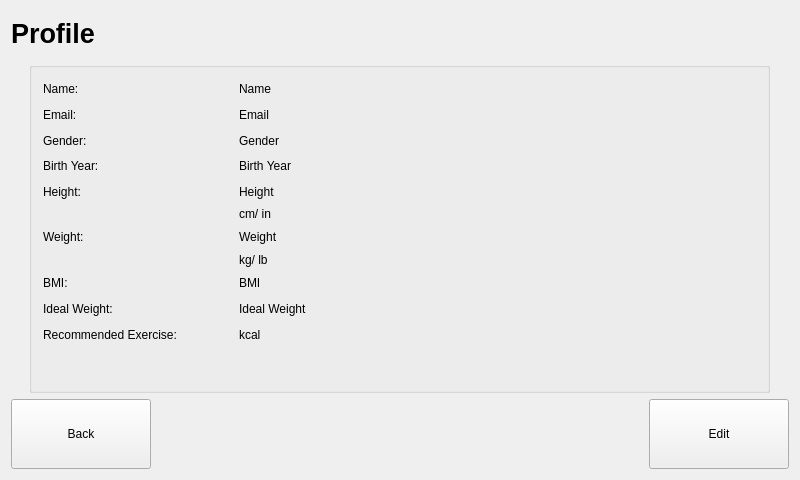
Qt form v3/qt/profile/profile.ui (twschung/IoT-Smart-Scale) before a commit.
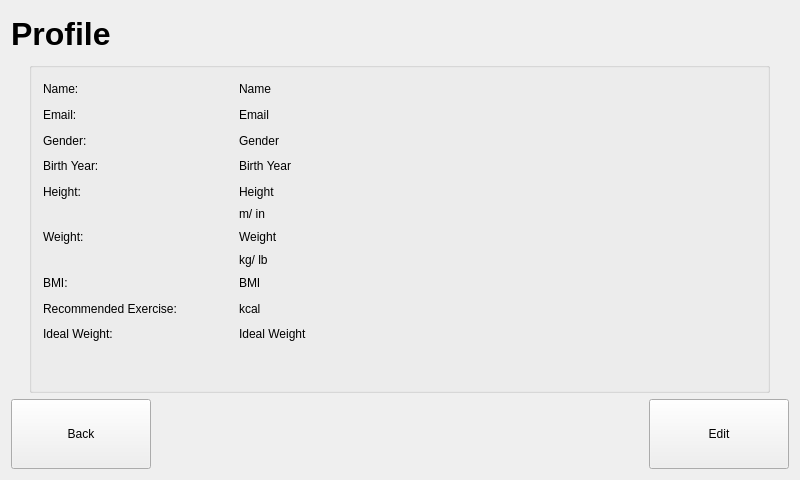
The same form after that commit.

Patch:
```diff
--- a/v3/qt/profile/profile.ui
+++ b/v3/qt/profile/profile.ui
@@ -18,8 +18,7 @@
     <widget class="QLabel" name="lbl_title">
      <property name="font">
       <font>
-       <family>Arial</family>
-       <pointsize>20</pointsize>
+       <pointsize>24</pointsize>
        <weight>75</weight>
        <bold>true</bold>
       </font>
@@ -247,13 +246,8 @@
       </item>
       <item row="5" column="1">
        <widget class="QLabel" name="lbl_heightUnits">
-        <property name="font">
-         <font>
-          <family>Arial</family>
-         </font>
-        </property>
         <property name="text">
-         <string>cm/ in</string>
+         <string>m/ in</string>
         </property>
        </widget>
       </item>
@@ -335,7 +329,20 @@
         </property>
        </widget>
       </item>
-      <item row="9" column="0">
+      <item row="9" column="1">
+       <widget class="QLabel" name="lbl_exerciseVal">
+        <property name="minimumSize">
+         <size>
+          <width>513</width>
+          <height>19</height>
+         </size>
+        </property>
+        <property name="text">
+         <string>kcal</string>
+        </property>
+       </widget>
+      </item>
+      <item row="10" column="0">
        <widget class="QLabel" name="lbl_idealWeight">
         <property name="minimumSize">
          <size>
@@ -343,17 +350,12 @@
           <height>20</height>
          </size>
         </property>
-        <property name="font">
-         <font>
-          <family>Arial</family>
-         </font>
-        </property>
         <property name="text">
          <string>Ideal Weight: </string>
         </property>
        </widget>
       </item>
-      <item row="9" column="1">
+      <item row="10" column="1">
        <widget class="QLabel" name="lbl_idealWeightVal">
         <property name="minimumSize">
          <size>
@@ -361,17 +363,12 @@
           <height>20</height>
          </size>
         </property>
-        <property name="font">
-         <font>
-          <family>Arial</family>
-         </font>
-        </property>
         <property name="text">
          <string>Ideal Weight</string>
         </property>
        </widget>
       </item>
-      <item row="10" column="0">
+      <item row="9" column="0">
        <widget class="QLabel" name="lbl_exercise">
         <property name="minimumSize">
          <size>
@@ -379,34 +376,11 @@
           <height>19</height>
          </size>
         </property>
-        <property name="font">
-         <font>
-          <family>Arial</family>
-         </font>
-        </property>
         <property name="text">
          <string>Recommended Exercise:</string>
         </property>
        </widget>
       </item>
-      <item row="10" column="1">
-       <widget class="QLabel" name="lbl_exerciseVal">
-        <property name="minimumSize">
-         <size>
-          <width>513</width>
-          <height>19</height>
-         </size>
-        </property>
-        <property name="font">
-         <font>
-          <family>Arial</family>
-         </font>
-        </property>
-        <property name="text">
-         <string>kcal</string>
-        </property>
-       </widget>
-      </item>
      </layout>
     </widget>
    </item>
```
Left out of the diff: 85 changed lines with no effect on the pictures.
